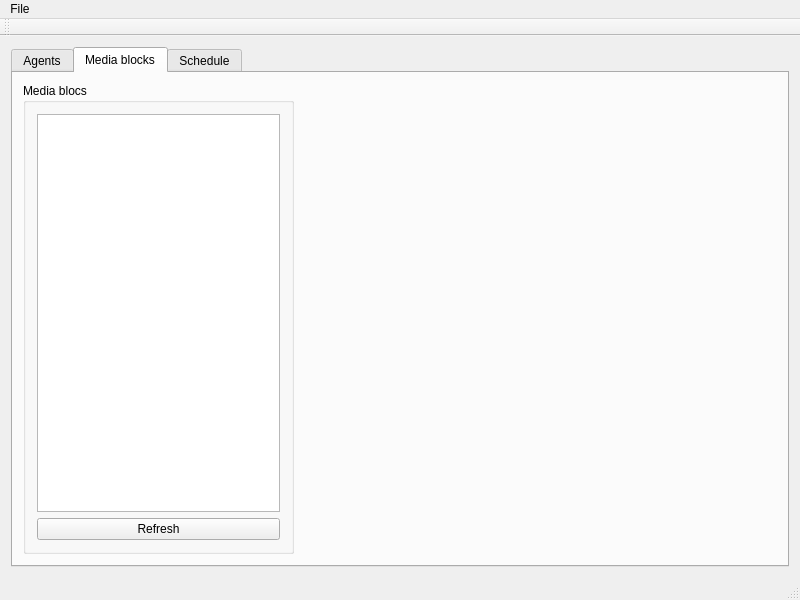
Old version of the form apps/iPresenterAdmin/mainwindow.ui in the repository dlebed/iPresenter.
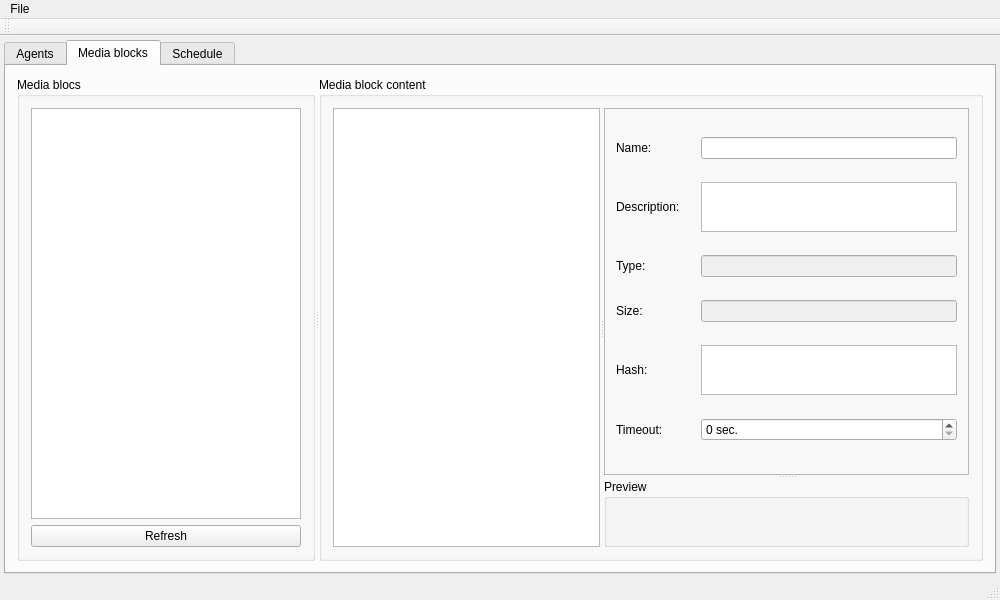
New version of the form.

What changed in the file:
```diff
--- a/apps/iPresenterAdmin/mainwindow.ui
+++ b/apps/iPresenterAdmin/mainwindow.ui
@@ -6,7 +6,7 @@
    <rect>
     <x>0</x>
     <y>0</y>
-    <width>800</width>
+    <width>1000</width>
     <height>600</height>
    </rect>
   </property>
@@ -15,6 +15,9 @@
   </property>
   <widget class="QWidget" name="centralWidget">
    <layout class="QVBoxLayout" name="verticalLayout">
+    <property name="margin">
+     <number>4</number>
+    </property>
     <item>
      <widget class="QTabWidget" name="tabWidget">
       <property name="currentIndex">
@@ -86,31 +89,226 @@
        <attribute name="title">
         <string>Media blocks</string>
        </attribute>
-       <widget class="QGroupBox" name="groupBox">
-        <property name="geometry">
-         <rect>
-          <x>10</x>
-          <y>10</y>
-          <width>271</width>
-          <height>471</height>
-         </rect>
-        </property>
-        <property name="title">
-         <string>Media blocs</string>
-        </property>
-        <layout class="QVBoxLayout" name="verticalLayout_4">
-         <item>
-          <widget class="QTableView" name="tableView"/>
-         </item>
-         <item>
-          <widget class="QPushButton" name="pushButton">
-           <property name="text">
-            <string>Refresh</string>
+       <layout class="QHBoxLayout" name="horizontalLayout_2">
+        <item>
+         <widget class="QSplitter" name="splitter">
+          <property name="orientation">
+           <enum>Qt::Horizontal</enum>
+          </property>
+          <widget class="QGroupBox" name="groupBox">
+           <property name="title">
+            <string>Media blocs</string>
            </property>
+           <layout class="QVBoxLayout" name="verticalLayout_4">
+            <item>
+             <widget class="QTableView" name="mediaBlocksTableView">
+              <property name="selectionBehavior">
+               <enum>QAbstractItemView::SelectRows</enum>
+              </property>
+             </widget>
+            </item>
+            <item>
+             <widget class="QPushButton" name="blocksRefreshButton">
+              <property name="text">
+               <string>Refresh</string>
+              </property>
+             </widget>
+            </item>
+           </layout>
           </widget>
-         </item>
-        </layout>
-       </widget>
+          <widget class="QGroupBox" name="groupBox_2">
+           <property name="title">
+            <string>Media block content</string>
+           </property>
+           <layout class="QHBoxLayout" name="horizontalLayout_3">
+            <item>
+             <widget class="QSplitter" name="splitter_3">
+              <property name="orientation">
+               <enum>Qt::Horizontal</enum>
+              </property>
+              <widget class="QListWidget" name="blockMediaList"/>
+              <widget class="QSplitter" name="splitter_2">
+               <property name="orientation">
+                <enum>Qt::Vertical</enum>
+               </property>
+               <widget class="QFrame" name="frame">
+                <property name="frameShape">
+                 <enum>QFrame::StyledPanel</enum>
+                </property>
+                <property name="frameShadow">
+                 <enum>QFrame::Raised</enum>
+                </property>
+                <layout class="QGridLayout" name="gridLayout">
+                 <item row="0" column="0">
+                  <widget class="QLabel" name="label">
+                   <property name="sizePolicy">
+                    <sizepolicy hsizetype="Expanding" vsizetype="Preferred">
+                     <horstretch>0</horstretch>
+                     <verstretch>0</verstretch>
+                    </sizepolicy>
+                   </property>
+                   <property name="text">
+                    <string>Name:</string>
+                   </property>
+                  </widget>
+                 </item>
+                 <item row="0" column="1">
+                  <widget class="QLineEdit" name="mediaNameEdit"/>
+                 </item>
+                 <item row="1" column="0">
+                  <widget class="QLabel" name="label_2">
+                   <property name="sizePolicy">
+                    <sizepolicy hsizetype="Expanding" vsizetype="Preferred">
+                     <horstretch>0</horstretch>
+                     <verstretch>0</verstretch>
+                    </sizepolicy>
+                   </property>
+                   <property name="text">
+                    <string>Description:</string>
+                   </property>
+                  </widget>
+                 </item>
+                 <item row="1" column="1">
+                  <widget class="QPlainTextEdit" name="mediaDescriptionEdit">
+                   <property name="sizePolicy">
+                    <sizepolicy hsizetype="MinimumExpanding" vsizetype="Preferred">
+                     <horstretch>0</horstretch>
+                     <verstretch>0</verstretch>
+                    </sizepolicy>
+                   </property>
+                   <property name="maximumSize">
+                    <size>
+                     <width>16777215</width>
+                     <height>50</height>
+                    </size>
+                   </property>
+                  </widget>
+                 </item>
+                 <item row="2" column="0">
+                  <widget class="QLabel" name="mediaTypeLabel">
+                   <property name="sizePolicy">
+                    <sizepolicy hsizetype="Expanding" vsizetype="Preferred">
+                     <horstretch>0</horstretch>
+                     <verstretch>0</verstretch>
+                    </sizepolicy>
+                   </property>
+                   <property name="text">
+                    <string>Type:</string>
+                   </property>
+                  </widget>
+                 </item>
+                 <item row="2" column="1">
+                  <widget class="QLineEdit" name="mediaTypeEdit">
+                   <property name="enabled">
+                    <bool>false</bool>
+                   </property>
+                  </widget>
+                 </item>
+                 <item row="3" column="0">
+                  <widget class="QLabel" name="mediaSizeLabel">
+                   <property name="sizePolicy">
+                    <sizepolicy hsizetype="Expanding" vsizetype="Preferred">
+                     <horstretch>0</horstretch>
+                     <verstretch>0</verstretch>
+                    </sizepolicy>
+                   </property>
+                   <property name="text">
+                    <string>Size:</string>
+                   </property>
+                  </widget>
+                 </item>
+                 <item row="3" column="1">
+                  <widget class="QLineEdit" name="mediaSizeEdit">
+                   <property name="enabled">
+                    <bool>false</bool>
+                   </property>
+                  </widget>
+                 </item>
+                 <item row="4" column="0">
+                  <widget class="QLabel" name="label_3">
+                   <property name="sizePolicy">
+                    <sizepolicy hsizetype="Expanding" vsizetype="Preferred">
+                     <horstretch>0</horstretch>
+                     <verstretch>0</verstretch>
+                    </sizepolicy>
+                   </property>
+                   <property name="text">
+                    <string>Hash:</string>
+                   </property>
+                  </widget>
+                 </item>
+                 <item row="4" column="1">
+                  <widget class="QTextBrowser" name="mediaHashBrowser">
+                   <property name="sizePolicy">
+                    <sizepolicy hsizetype="MinimumExpanding" vsizetype="Preferred">
+                     <horstretch>0</horstretch>
+                     <verstretch>0</verstretch>
+                    </sizepolicy>
+                   </property>
+                   <property name="maximumSize">
+                    <size>
+                     <width>16777215</width>
+                     <height>50</height>
+                    </size>
+                   </property>
+                  </widget>
+                 </item>
+                 <item row="5" column="0">
+                  <widget class="QLabel" name="label_4">
+                   <property name="text">
+                    <string>Timeout:</string>
+                   </property>
+                  </widget>
+                 </item>
+                 <item row="5" column="1">
+                  <widget class="QSpinBox" name="mediaTimeoutEdit">
+                   <property name="suffix">
+                    <string> sec.</string>
+                   </property>
+                  </widget>
+                 </item>
+                </layout>
+               </widget>
+               <widget class="QGroupBox" name="groupBox_3">
+                <property name="sizePolicy">
+                 <sizepolicy hsizetype="Expanding" vsizetype="Expanding">
+                  <horstretch>0</horstretch>
+                  <verstretch>0</verstretch>
+                 </sizepolicy>
+                </property>
+                <property name="title">
+                 <string>Preview</string>
+                </property>
+                <layout class="QVBoxLayout" name="verticalLayout_6">
+                 <property name="margin">
+                  <number>4</number>
+                 </property>
+                 <item>
+                  <widget class="QLabel" name="mediaPreviewLabel">
+                   <property name="sizePolicy">
+                    <sizepolicy hsizetype="Expanding" vsizetype="Expanding">
+                     <horstretch>0</horstretch>
+                     <verstretch>0</verstretch>
+                    </sizepolicy>
+                   </property>
+                   <property name="text">
+                    <string/>
+                   </property>
+                   <property name="alignment">
+                    <set>Qt::AlignCenter</set>
+                   </property>
+                  </widget>
+                 </item>
+                </layout>
+               </widget>
+              </widget>
+             </widget>
+            </item>
+           </layout>
+          </widget>
+         </widget>
+        </item>
+       </layout>
       </widget>
       <widget class="QWidget" name="scheduleTab">
        <attribute name="title">
@@ -126,7 +324,7 @@
     <rect>
      <x>0</x>
      <y>0</y>
-     <width>800</width>
+     <width>1000</width>
      <height>26</height>
     </rect>
    </property>
```
